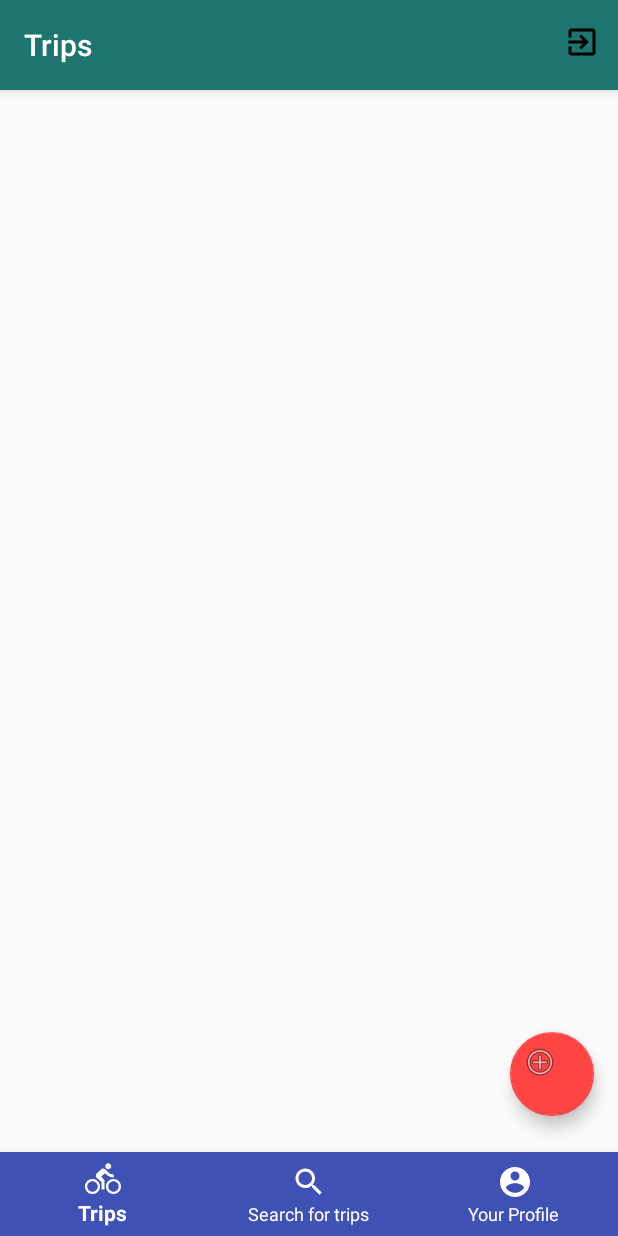
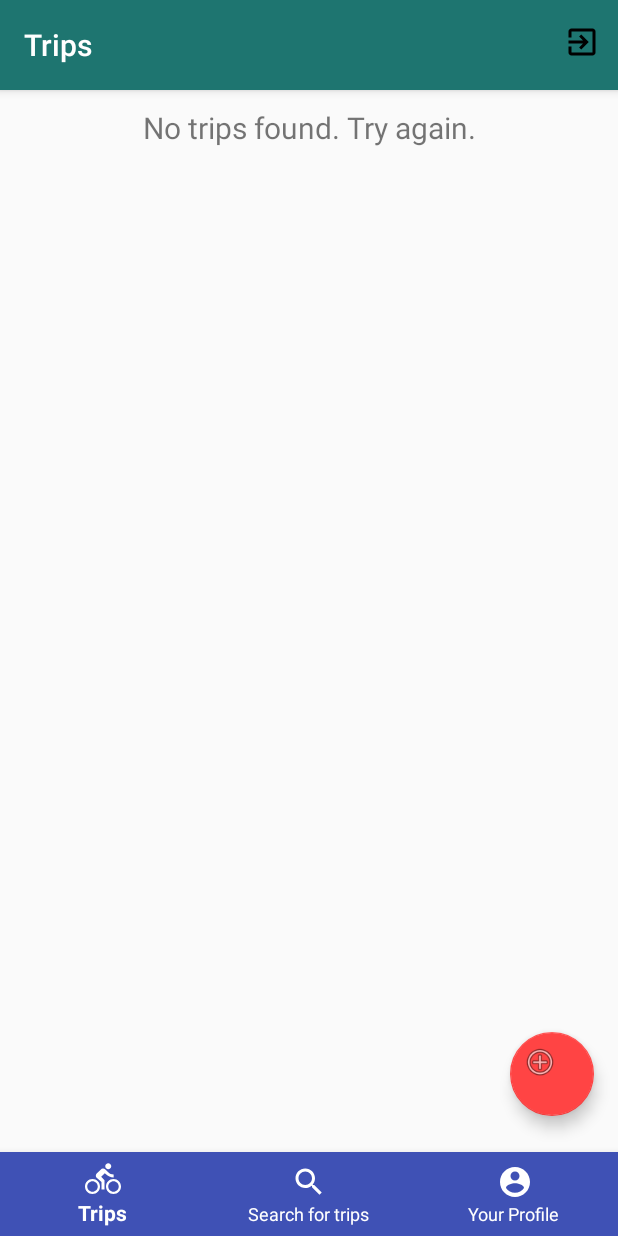
Before and after one commit to octaviangrozman/AndroidProject, an Android app: the screen it shows after launch once a user with an empty profile is signed in (MainActivity), on a phone screen of 412 x 824 dp. Run offline under Robolectric (Android 15) with nearby library versions, the phone set to English and light mode, and no system bars; our stand-ins replace Firebase (no records; nobody signed in at launch, a user with empty details on screens opened directly).

Commit message:
HomeFragment: added loader while fetching improved updating the list after fetching
SearchFragment:
fixed bug with not setting the route when fetching
added search when search icon is clicked

SignInActivity:
added check if empty fields before sign in

```diff
--- a/app/src/main/java/com/example/octav/androidproject/HomeFragment.java
+++ b/app/src/main/java/com/example/octav/androidproject/HomeFragment.java
@@ -12,6 +12,8 @@ import android.view.View;
 import android.view.ViewGroup;
 import android.widget.AdapterView;
 import android.widget.ListView;
+import android.widget.TextView;
+import android.widget.Toast;
 
 import com.example.octav.androidproject.adapters.TripsAdapter;
 import com.example.octav.androidproject.model.MyLatLng;
@@ -32,8 +34,10 @@ public class HomeFragment extends Fragment {
     // Fragments
     FragmentTransaction ft;
     // UI
-    ListView tripsList;
+    ListView tripsListView;
     FloatingActionButton addTripButton;
+    private TextView loader;
+    private TextView noDataText;
 
     private OnFragmentInteractionListener mListener;
 
@@ -85,8 +89,10 @@ public class HomeFragment extends Fragment {
 
     @Override
     public void onViewCreated(View view, @Nullable Bundle savedInstanceState) {
-        tripsList = (ListView) getView().findViewById(R.id.tripsList);
-        tripsList.setOnItemClickListener(new AdapterView.OnItemClickListener() {
+        tripsListView = (ListView) getView().findViewById(R.id.tripsList);
+        loader = (TextView) getView().findViewById(R.id.loader);
+        noDataText = (TextView) getView().findViewById(R.id.noDataText);
+        tripsListView.setOnItemClickListener(new AdapterView.OnItemClickListener() {
             @Override
             public void onItemClick(AdapterView<?> parent, View view, int position, long id) {
                 Trip trip = (Trip) parent.getItemAtPosition(position);
@@ -110,10 +116,13 @@ public class HomeFragment extends Fragment {
     }
 
     public void fetchTrips() {
+        tripsListView.setVisibility(View.GONE);
+        noDataText.setVisibility(View.GONE);
+        setLoading(true);
         ValueEventListener tripsListener = new ValueEventListener() {
             @Override
             public void onDataChange(DataSnapshot dataSnapshot) {
-                ArrayList<Trip> trips = new ArrayList<>();
+                ArrayList<Trip> tripsArray = new ArrayList<>();
                 for (DataSnapshot tripSnapshot: dataSnapshot.getChildren()) {
                     Trip trip = new Trip(tripSnapshot.child("title").getValue(String.class))
                             .setComplexity(tripSnapshot.child("complexity").getValue(Integer.class))
@@ -126,11 +135,18 @@ public class HomeFragment extends Fragment {
                     ArrayList<ArrayList<MyLatLng>> points = (tripSnapshot.child("route").child("points").getValue(pointsType));
                     trip.setRoute(new Route(points, markers));
 
-                    trips.add(trip);
+                    tripsArray.add(trip);
                 }
-                TripsAdapter tripsAdapter = new TripsAdapter(getContext(), trips);
-                tripsAdapter.notifyDataSetChanged();
-                tripsList.setAdapter(tripsAdapter);
+                setLoading(false);
+                if (tripsArray.size() > 0) {
+                    TripsAdapter tripsAdapter = new TripsAdapter(getContext(), tripsArray);
+                    tripsAdapter.notifyDataSetChanged();
+                    tripsListView.setAdapter(tripsAdapter);
+                    tripsListView.setVisibility(View.VISIBLE);
+                } else {
+                    Toast.makeText(getContext(), "No trips found", Toast.LENGTH_LONG).show();
+                    noDataText.setVisibility(View.VISIBLE);
+                }
             }
 
             @Override
@@ -138,7 +154,12 @@ public class HomeFragment extends Fragment {
                 Log.w("ERROR", "fetch Trips :onCancelled", databaseError.toException());
             }
         };
+        Log.i("as", "attached listener");
         db.getReference("trips").addListenerForSingleValueEvent(tripsListener);
+    }
+
+    public void setLoading(boolean _loading) {
+        loader.setVisibility(_loading ? View.VISIBLE : View.GONE);
     }
 
     public interface OnFragmentInteractionListener {
--- a/app/src/main/res/layout/fragment_home.xml
+++ b/app/src/main/res/layout/fragment_home.xml
@@ -12,10 +12,32 @@
         android:layout_height="match_parent"
         tools:context="com.example.octav.androidproject.MainActivity">
 
+        <TextView
+            android:id="@+id/loader"
+            android:layout_width="match_parent"
+            android:layout_height="50dp"
+            android:gravity="center"
+            android:text="Loading trips..."
+            android:textAlignment="center"
+            android:textSize="20dp"
+            android:visibility="gone" />
+
+        <TextView
+            android:layout_width="match_parent"
+            android:layout_height="50dp"
+            android:textAlignment="center"
+            android:textSize="20dp"
+            android:gravity="center"
+            android:text="No trips found. Try again."
+            android:id="@+id/noDataText"
+            android:visibility="gone"/>
+
         <ListView
             android:id="@+id/tripsList"
             android:layout_width="match_parent"
             android:layout_height="match_parent"
+            android:divider="#666"
+            android:dividerHeight="1dp"
             app:layout_constraintEnd_toEndOf="parent"
             app:layout_constraintHorizontal_bias="0.0"
             app:layout_constraintStart_toStartOf="parent"
--- a/app/src/main/res/layout/fragment_search.xml
+++ b/app/src/main/res/layout/fragment_search.xml
@@ -18,7 +18,7 @@
             android:paddingRight="20dp"
             android:paddingLeft="20dp"
             android:hint="@string/text_search"
-            android:inputType="textShortMessage"/>
+            android:inputType="text" />
 
         <TextView
             android:id="@+id/loader"
--- a/app/src/main/res/layout/trip_item_layout.xml
+++ b/app/src/main/res/layout/trip_item_layout.xml
@@ -26,7 +26,7 @@
             <View
                 android:layout_width="1dp"
                 android:layout_height="match_parent"
-                android:background="#333" />
+                android:background="#666" />
 
             <TextView
                 android:id="@+id/tripComplexity"
@@ -39,10 +39,6 @@
                 android:text="4"
                 android:textAlignment="center"
                 android:textSize="18dp" />
-            <View
-                android:layout_width="1dp"
-                android:layout_height="match_parent"
-                android:background="#333" />
         </LinearLayout>
     </LinearLayout>
 
```
Also changed, not shown: app/src/main/java/com/example/octav/androidproject/SearchFragment.java (+58 -10 lines), app/src/main/java/com/example/octav/androidproject/SignInActivity.java (+8 -0 lines).
